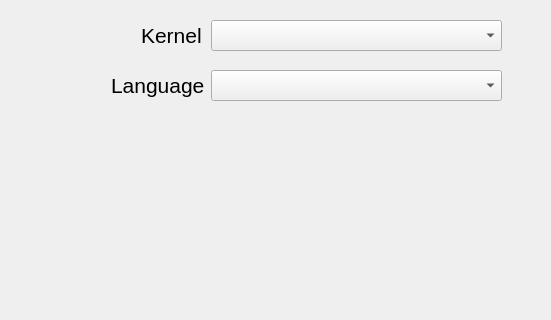
The window that mainwindow.ui (kahenteikou/alteriso-gui-qt) describes before a commit, drawn with Qt 5; both pictures show x 249 to 800 and y 0 to 320 of the 800 by 600 pixel window.
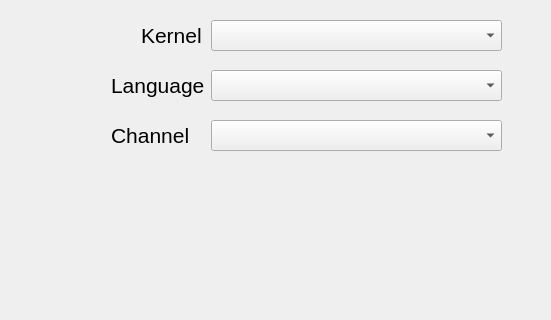
The same window after the commit.

Commit message: added channel list

Diff of the .ui file:
```diff
--- a/mainwindow.ui
+++ b/mainwindow.ui
@@ -158,6 +158,39 @@
      <bool>false</bool>
     </property>
    </widget>
+   <widget class="QLabel" name="Channel_Label">
+    <property name="geometry">
+     <rect>
+      <x>360</x>
+      <y>120</y>
+      <width>101</width>
+      <height>31</height>
+     </rect>
+    </property>
+    <property name="font">
+     <font>
+      <pointsize>16</pointsize>
+     </font>
+    </property>
+    <property name="text">
+     <string>Channel</string>
+    </property>
+   </widget>
+   <widget class="QComboBox" name="Channel_ComboBox">
+    <property name="geometry">
+     <rect>
+      <x>460</x>
+      <y>120</y>
+      <width>291</width>
+      <height>31</height>
+     </rect>
+    </property>
+    <property name="font">
+     <font>
+      <pointsize>16</pointsize>
+     </font>
+    </property>
+   </widget>
   </widget>
   <widget class="QMenuBar" name="menubar">
    <property name="geometry">
```
The commit also changes 2 other files.
